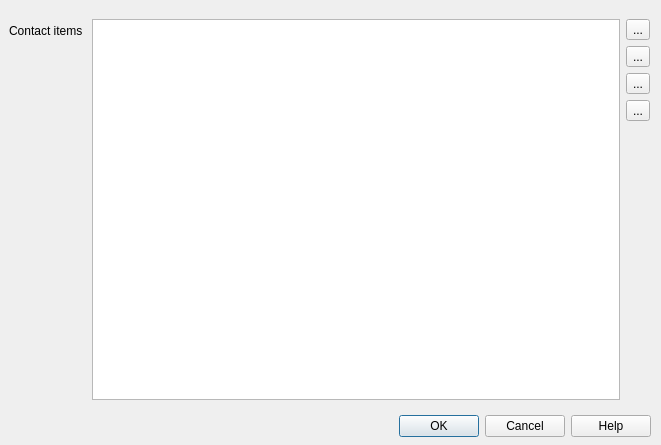
Old version of the form src/cdlgmdfremotevarvaluelist.ui in the repository grodansparadis/vscp-works-qt.
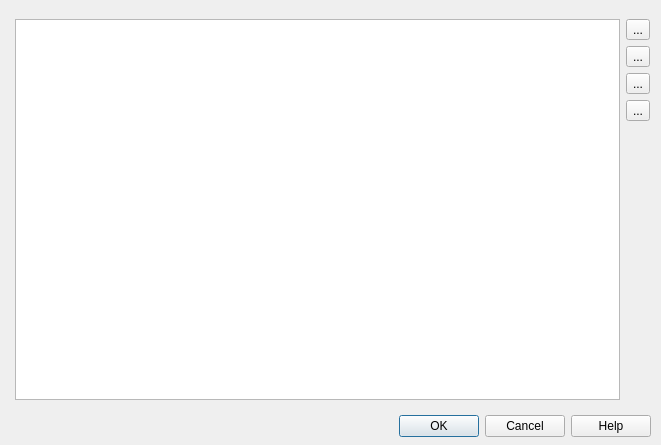
New version of the form. Icons and pictures are not drawn.

```diff
--- a/src/cdlgmdfremotevarvaluelist.ui
+++ b/src/cdlgmdfremotevarvaluelist.ui
@@ -42,13 +42,6 @@
     </rect>
    </property>
    <layout class="QFormLayout" name="formLayout">
-    <item row="0" column="0">
-     <widget class="QLabel" name="label_9">
-      <property name="text">
-       <string>Contact items </string>
-      </property>
-     </widget>
-    </item>
     <item row="0" column="1">
      <layout class="QHBoxLayout" name="horizontalLayout">
       <item>
```
Left out of the diff: 10 changed lines with no effect on the pictures.
